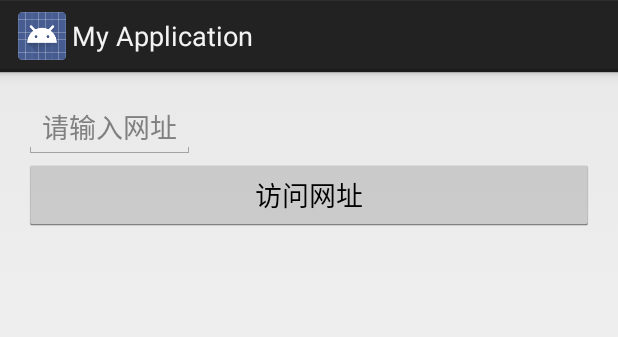
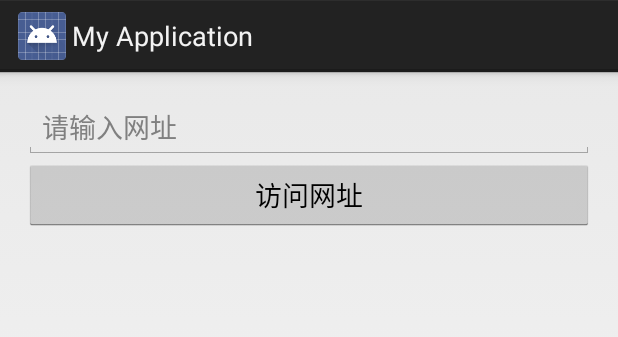
Before and after one commit to zhufenghua/MyApplication31, an Android app: the layout activity_main.xml on its own in the app's theme, with its tools: preview values and no code run, on a phone screen of 412 x 824 dp. Shown: the top 337 px of the screen. Run offline under Robolectric (Android 15) with nearby library versions, the phone set to English and light mode, and no system bars.

Commit message:
完成了访问互联网的功能

```diff
--- a/app/src/main/AndroidManifest.xml
+++ b/app/src/main/AndroidManifest.xml
@@ -1,6 +1,8 @@
 <?xml version="1.0" encoding="utf-8"?>
 <manifest xmlns:android="http://schemas.android.com/apk/res/android"
     package="com.zp.cn.myapplication">
+
+    <uses-permission android:name="android.permission.INTERNET" />
 
     <application
         android:allowBackup="true"
--- a/app/src/main/res/layout/activity_main.xml
+++ b/app/src/main/res/layout/activity_main.xml
@@ -14,11 +14,12 @@
     <EditText
         android:id="@+id/edit_url"
         android:hint="请输入网址"
-        android:layout_width="wrap_content"
+        android:layout_width="match_parent"
         android:layout_height="wrap_content"
          />
 
     <Button
+        android:onClick="goUrl"
         android:text="访问网址"
         android:layout_width="match_parent"
         android:layout_height="wrap_content" />
```
Also changed, not shown: app/src/main/java/com/zp/cn/myapplication/MainActivity.java (+13 -0 lines).
